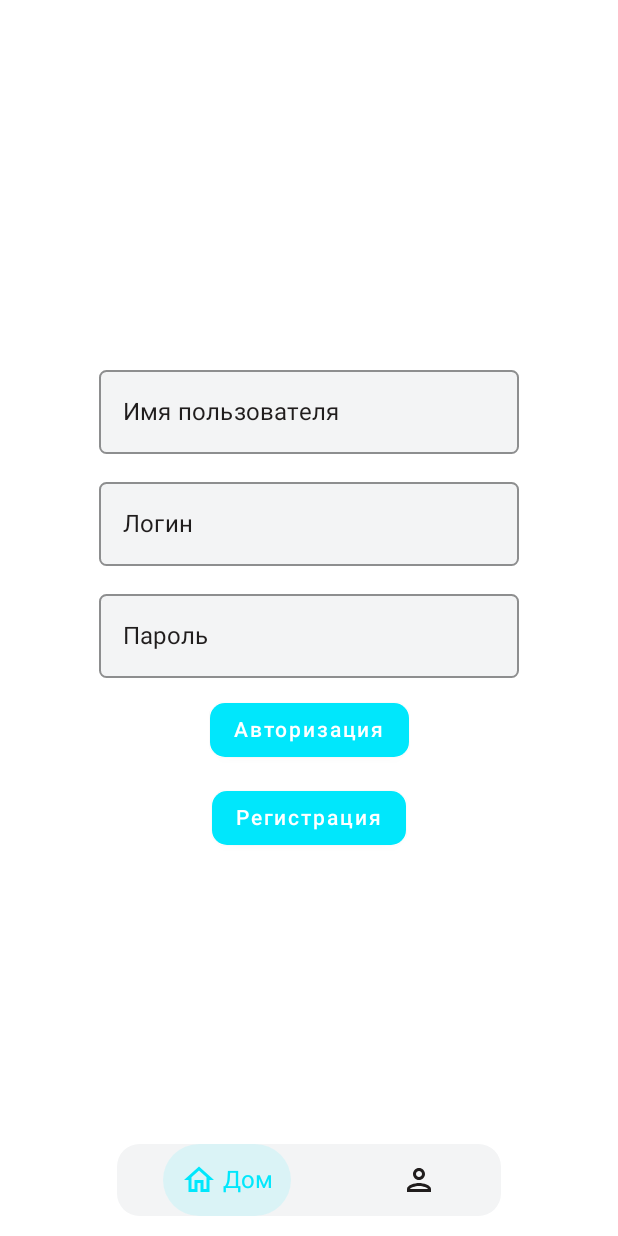
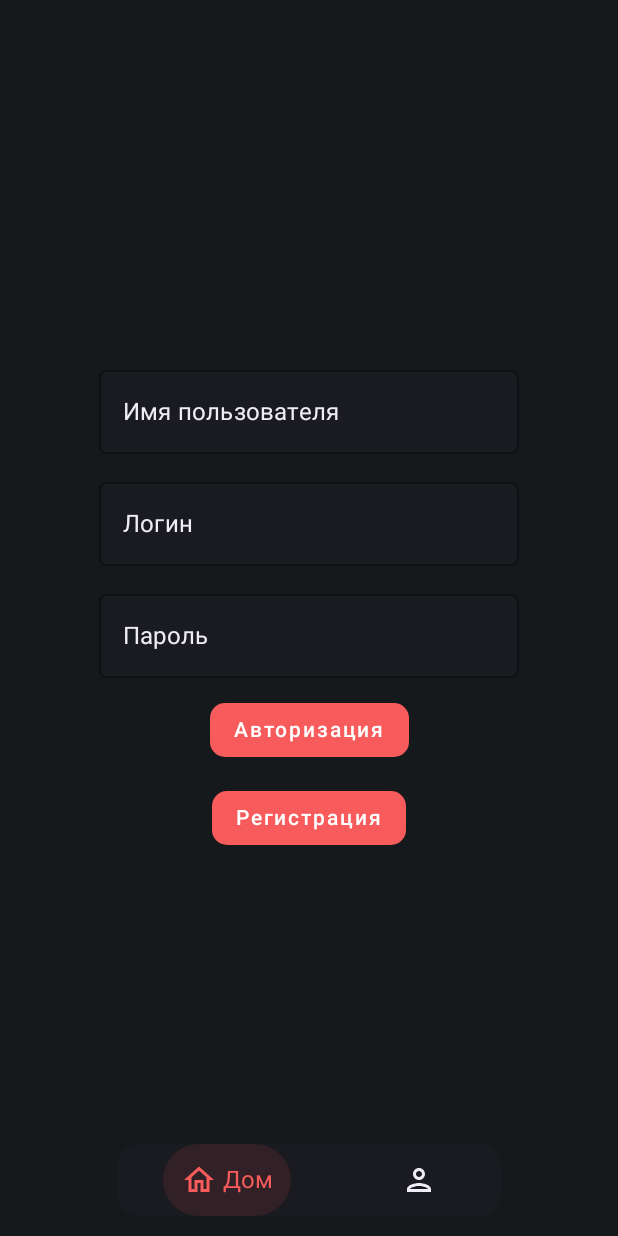
Before and after one commit to Danila009/KWORK_25.09.2022, an Android app built with Jetpack Compose: the ProfileScreen screen opened through its navigation route, on a phone screen of 412 x 824 dp. Run offline under Robolectric (Android 15) with nearby library versions, the phone set to English and light mode, and no system bars; our stand-ins replace Dagger/Hilt's generated code, paging.

Commit message:
colors update

```diff
--- a/app/src/main/java/com/example/films/data/network/advertising/AdvertisingApi.kt
+++ b/app/src/main/java/com/example/films/data/network/advertising/AdvertisingApi.kt
@@ -9,24 +9,24 @@ import retrofit2.http.*
 
 interface AdvertisingApi {
 
-    @GET("/api/Advertising")
+    @GET("/filmsvvvzzz/api/Advertising")
     suspend fun getAdvertising():Response<List<Advertising>>
 
-    @GET("/api/Advertising/Random")
+    @GET("/filmsvvvzzz/api/Advertising/Random")
     suspend fun getAdvertisingRandom():Advertising
 
-    @POST("/api/Advertising")
+    @POST("/filmsvvvzzz/api/Advertising")
     suspend fun postAdvertising(
         @Body body:AdvertisingCreate
     ):Response<Advertising>
 
-    @DELETE("/api/Advertising/{id}")
+    @DELETE("/filmsvvvzzz/api/Advertising/{id}")
     suspend fun deleteAdvertising(
         @Path("id") id:Int
     ):Response<Unit?>
 
     @Multipart
-    @POST("/api/Advertising/{id}/Image")
+    @POST("/filmsvvvzzz/api/Advertising/{id}/Image")
     suspend fun uploadAdvertisingImage(
         @Path("id") id:Int,
         @Part file:MultipartBody.Part
--- a/app/src/main/java/com/example/films/data/network/freekassa/FreekassaApi.kt
+++ b/app/src/main/java/com/example/films/data/network/freekassa/FreekassaApi.kt
@@ -7,7 +7,7 @@ import retrofit2.http.Query
 
 interface FreekassaApi {
 
-    @GET("/api/Freekassa/ShopId")
+    @GET("/filmsvvvzzz/api/Freekassa/ShopId")
     suspend fun getFreekassaByShopId(
         @Query("shopId") shopId:Int
     ):Response<FreekassaData>
--- a/app/src/main/java/com/example/films/data/network/subscription/SubscriptionApi.kt
+++ b/app/src/main/java/com/example/films/data/network/subscription/SubscriptionApi.kt
@@ -6,6 +6,6 @@ import retrofit2.http.GET
 
 interface SubscriptionApi {
 
-    @GET("/api/Subscription/Main")
+    @GET("/filmsvvvzzz/api/Subscription/Main")
     suspend fun getSubscriptionMain():Response<Subscription>
 }
--- a/app/src/main/java/com/example/films/data/network/user/UserApi.kt
+++ b/app/src/main/java/com/example/films/data/network/user/UserApi.kt
@@ -7,28 +7,28 @@ import retrofit2.http.*
 
 interface UserApi {
 
-    @GET("/api/User")
+    @GET("/filmsvvvzzz/api/User")
     suspend fun getUser():Response<User>
 
-    @PATCH("/api/User/Subscription")
+    @PATCH("/filmsvvvzzz/api/User/Subscription")
     suspend fun patchSubscription(
         @Query("subscription") subscription:Boolean
     )
 
-    @POST("/api/User/{id}/Admin")
+    @POST("/filmsvvvzzz/api/User/{id}/Admin")
     suspend fun postAdmin(
         @Path("id") userId:Int
     )
 
-    @GET("/api/Users")
+    @GET("/filmsvvvzzz/api/Users")
     suspend fun getUsers():Response<List<User>>
 
-    @POST("/api/User/Authorization")
+    @POST("/filmsvvvzzz/api/User/Authorization")
     suspend fun authorization(
         @Body body: AuthorizationBody
     ):Response<AuthorizationResponse>
 
-    @POST("/api/User/Registration")
+    @POST("/filmsvvvzzz/api/User/Registration")
     suspend fun registration(
         @Body body: RegistrationBody
     ):Response<RegistrationResponse>
--- a/app/src/main/java/com/example/films/di/RetrofitModule.kt
+++ b/app/src/main/java/com/example/films/di/RetrofitModule.kt
@@ -47,7 +47,7 @@ class RetrofitModule {
         @MainRetrofit okttpClient:OkHttpClient,
         gson: Gson
     ):Retrofit = Retrofit.Builder()
-        .baseUrl("http://10.0.2.2:5000")
+        .baseUrl("https://24filmfond.ru")
         .client(okttpClient)
         .addConverterFactory(GsonConverterFactory.create(gson))
         .build()
--- a/app/src/main/java/com/example/films/ui/theme/Color.kt
+++ b/app/src/main/java/com/example/films/ui/theme/Color.kt
@@ -13,12 +13,12 @@ val Teal200 = Color(0xFF03DAC5)
 fun primaryText():Color {
     val isSystemInDarkTheme = isSystemInDarkTheme()
     return if (isSystemInDarkTheme){
-        Color(0xFF998686)
+        Color(0xFFEFECF7)
     }else {
-        Color(0xFF201D1D)
+        Color(0xFFEFECF7)
     }
 }
 
-val primaryBackground = Color(0xFFFFFFFF)
-val secondaryBackground = Color(0xFFF3F4F5)
-val tintColor = Color(0xFF00E7FC)
+val primaryBackground = Color(0xFF15191C)
+val secondaryBackground = Color(0xFF1A1B20)
+val tintColor = Color(0xFFF85B5B)
--- a/app/src/main/res/values/themes.xml
+++ b/app/src/main/res/values/themes.xml
@@ -2,6 +2,6 @@
 <resources>
 
     <style name="Theme.Films" parent="android:Theme.Material.Light.NoActionBar">
-        <item name="android:statusBarColor">@color/white</item>
+        <item name="android:statusBarColor">#15191C</item>
     </style>
 </resources>
```
Also changed, not shown: app/src/main/java/com/example/films/ui/screen/editingAdvertisingScreen/EditingAdvertisingScreen.kt (+15 -8 lines), app/src/main/java/com/example/films/ui/screen/profileScreen/UserView.kt (+20 -10 lines).
